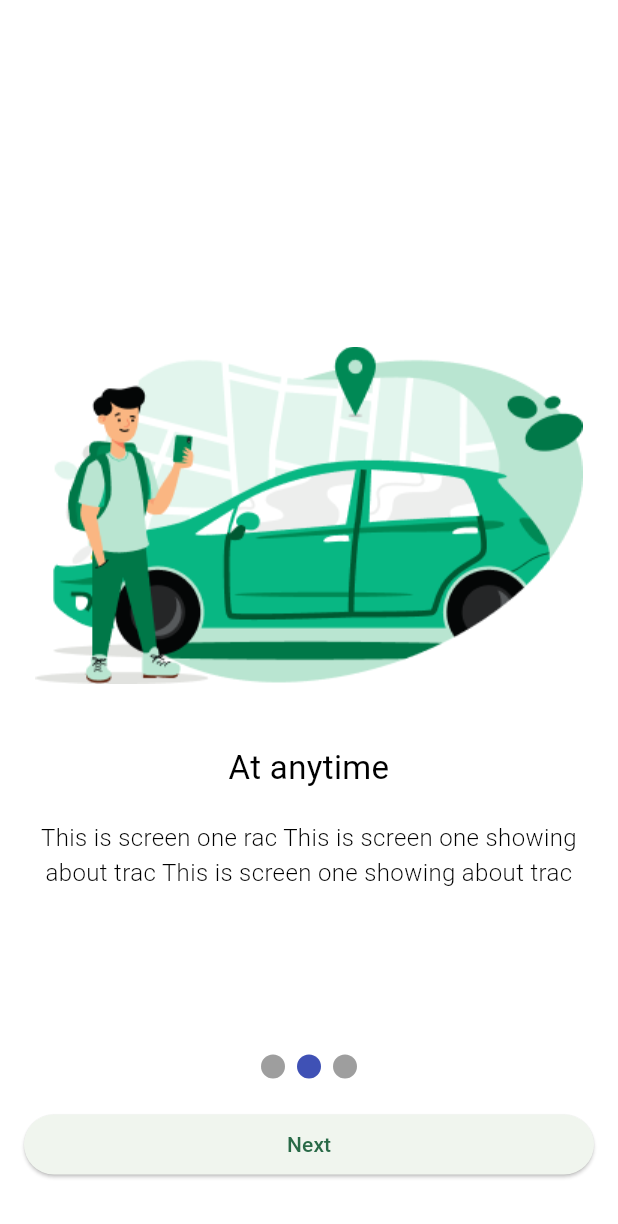
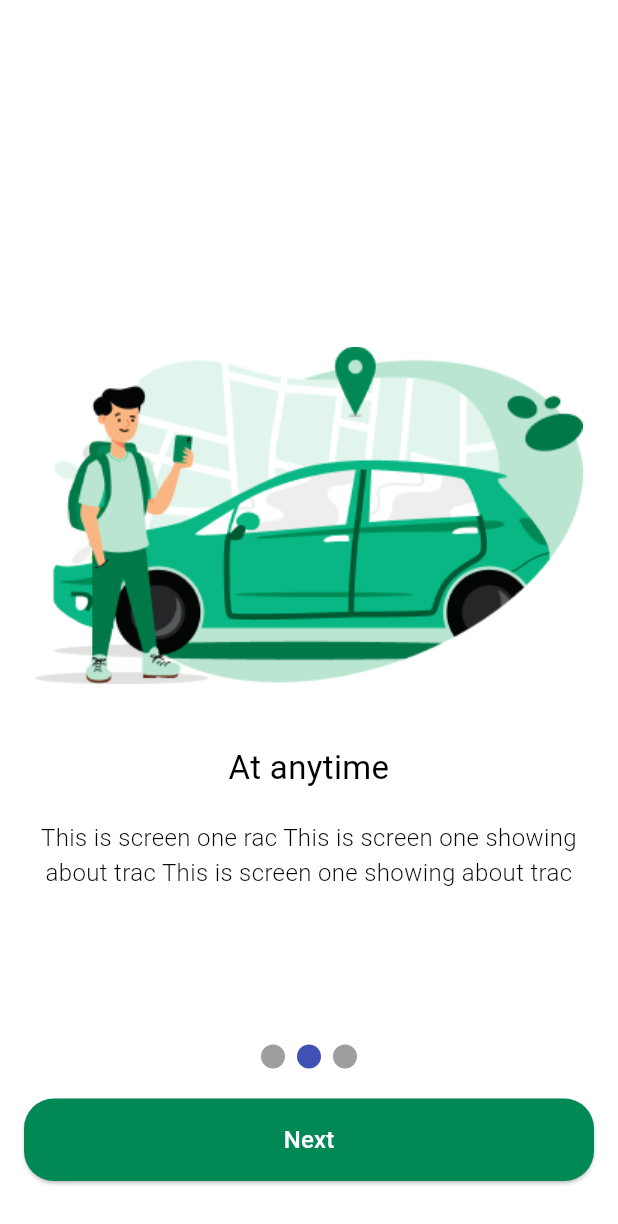
Before and after one commit to abenooo/alepha_digital_tracking, a Flutter app: the screen it shows after launch, after a tap on "Next", on a phone screen of 412 x 824 dp. Shown: the top 1224 px of the screen. Run offline on Flutter 3.47's test engine with Material 3 defaults, Android fonts, the phone set to English and light mode, and no system bars; drawn by our look-alikes of smooth_page_indicator; our stand-ins replace shared_preferences.

Commit message:
Change the text to elavted button for button

```diff
--- a/lib/main.dart
+++ b/lib/main.dart
@@ -1,4 +1,4 @@
-import 'package:alepha_digital_tracking/auth/login.dart';
+import 'auth/welcome-screen.dart';
 import '/screens/onboarding/screen1.dart';
 import '/screens/onboarding/screen2.dart';
 import '/screens/onboarding/screen3.dart';
@@ -56,7 +56,7 @@ class _SplashScreenState extends State<SplashScreen> {
       // If onboarding was completed, go directly to the login screen
       Navigator.pushReplacement(
         context,
-        MaterialPageRoute(builder: (context) => const LoginScreen()),
+        MaterialPageRoute(builder: (context) => const WelcomeScreen()),
       );
     } else {
       // Otherwise, go to the onboarding screens
@@ -118,9 +118,11 @@ class _MyHomePageState extends State<MyHomePage> {
             ],
           ),
           Container(
-  alignment: const Alignment(0, 0.9), // Move content lower on the screen
+            alignment:
+                const Alignment(0, 0.9), // Move content lower on the screen
             child: Column(
-    mainAxisSize: MainAxisSize.min, // Ensures content is compact and respects alignment
+              mainAxisSize: MainAxisSize
+                  .min, // Ensures content is compact and respects alignment
               children: [
                 // Page indicator in a single row
                 Row(
@@ -132,14 +134,24 @@ class _MyHomePageState extends State<MyHomePage> {
                     ),
                   ],
                 ),
-      const SizedBox(height: 20), // Space between indicator and button
+                const SizedBox(
+                    height: 20), // Space between indicator and button
 
                 // Full-width "Next" button
                 SizedBox(
                   width: double.infinity,
                   child: Padding(
-          padding: const EdgeInsets.symmetric(horizontal: 16.0), // Optional padding for aesthetics
+                    padding: const EdgeInsets.symmetric(
+                        horizontal: 16.0), // Optional padding for aesthetics
+
                     child: ElevatedButton(
+                      style: ElevatedButton.styleFrom(
+                        backgroundColor: const Color(0xFF008955),
+                        padding: const EdgeInsets.symmetric(vertical: 16),
+                        shape: RoundedRectangleBorder(
+                          borderRadius: BorderRadius.circular(20),
+                        ),
+                      ),
                       onPressed: () {
                         if (currentPageIndicator == 2) {
                           _completeOnboarding();
@@ -150,7 +162,13 @@ class _MyHomePageState extends State<MyHomePage> {
                           );
                         }
                       },
-            child: Text(currentPageIndicator == 2 ? "Get Started" : "Next"),
+                      child: Text(
+                        currentPageIndicator == 2 ? "Get Started" : "Next",
+                        style: const TextStyle(
+                          fontSize: 16.0,
+                          color: Colors.white,
+                        ),
+                      ),
                     ),
                   ),
                 ),
@@ -162,15 +180,13 @@ class _MyHomePageState extends State<MyHomePage> {
     );
   }
 
-
-
   // Function to mark onboarding as complete
   Future<void> _completeOnboarding() async {
     SharedPreferences prefs = await SharedPreferences.getInstance();
     await prefs.setBool('completedOnboarding', true);
     Navigator.pushReplacement(
       context,
-      MaterialPageRoute(builder: (context) => const LoginScreen()),
+      MaterialPageRoute(builder: (context) => const WelcomeScreen()),
     );
   }
 }
```
Also changed, not shown: lib/auth/login_screen.dart (added, +10 -0 lines), lib/auth/register_screen.dart (added, +9 -0 lines), lib/auth/welcome-screen.dart (renamed from lib/auth/login.dart, +12 -15 lines). Lines whose indentation alone changed are shown as unchanged.
